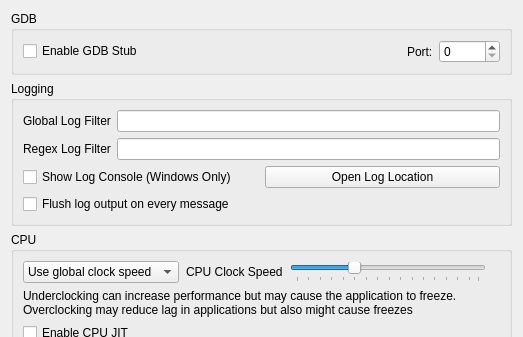
diegolix29/AzaharTrigger, file src/citra_qt/configuration/configure_debug.ui: the form before one commit; both pictures show x 0 to 523 and y 0 to 337 of the 523 by 537 pixel window.
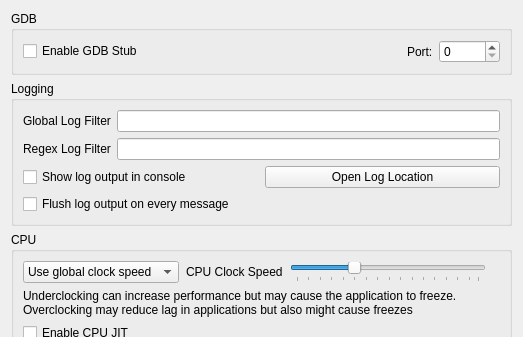
The form after the commit.

Commit message: qt: Renamed toggle console setting name to be more accurate

```diff
--- a/src/citra_qt/configuration/configure_debug.ui
+++ b/src/citra_qt/configuration/configure_debug.ui
@@ -105,7 +105,7 @@
         <item>
          <widget class="QCheckBox" name="toggle_console">
           <property name="text">
-           <string>Show Log Console (Windows Only)</string>
+           <string>Show log output in console</string>
           </property>
          </widget>
         </item>
```
